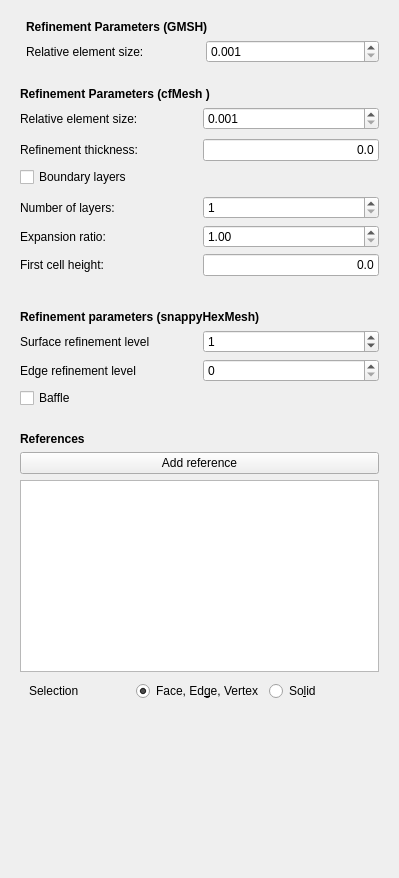
Old version of the form TaskPanelCfdMeshRegion.ui in the repository jaheyns/CfdOF.
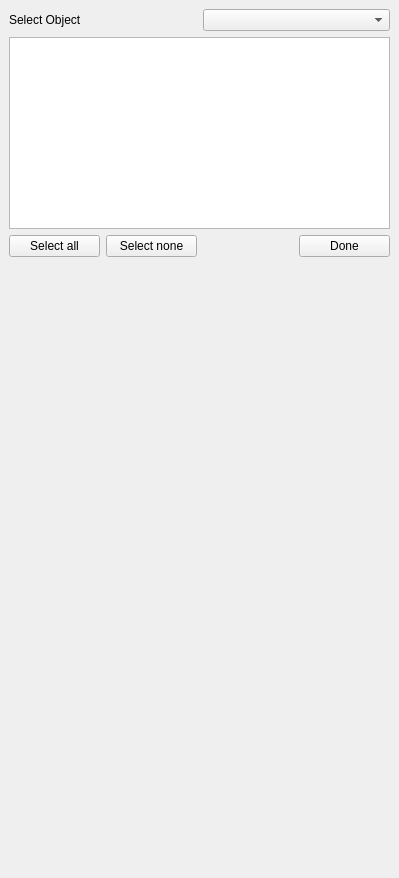
New version of the form. The open tabs and pages were chosen to show the change. Custom widgets are drawn as their Qt base class.

Commit message: CFD: Add face selection list to mesh refinement regions

The edit to the form file:
```diff
--- a/TaskPanelCfdMeshRegion.ui
+++ b/TaskPanelCfdMeshRegion.ui
@@ -14,6 +14,16 @@
    <string>Mesh region</string>
   </property>
   <layout class="QVBoxLayout" name="verticalLayout">
+   <property name="margin">
+    <number>0</number>
+   </property>
+   <item>
+    <widget class="QStackedWidget" name="stackedWidget">
+     <property name="currentIndex">
+      <number>0</number>
+     </property>
+     <widget class="QWidget" name="page_3">
+      <layout class="QVBoxLayout" name="verticalLayout">
    <item>
     <widget class="QFrame" name="gmsh_frame">
      <property name="frameShape">
@@ -406,16 +416,6 @@
       <number>0</number>
      </property>
      <layout class="QGridLayout" name="gridLayout_5">
-      <item row="2" column="0">
-       <widget class="QListWidget" name="list_References"/>
-      </item>
-      <item row="1" column="0">
-       <widget class="QPushButton" name="pushButton_Reference">
-        <property name="text">
-         <string>Add reference</string>
-        </property>
-       </widget>
-      </item>
       <item row="0" column="0">
        <widget class="QLabel" name="label_4">
         <property name="font">
@@ -429,7 +429,10 @@
         </property>
        </widget>
       </item>
-      <item row="3" column="0">
+          <item row="6" column="0" colspan="2">
+           <widget class="QListWidget" name="list_References"/>
+          </item>
+          <item row="8" column="0" colspan="2">
        <widget class="QFrame" name="face_frame">
         <property name="sizePolicy">
          <sizepolicy hsizetype="Preferred" vsizetype="Minimum">
@@ -481,6 +484,20 @@
         </layout>
        </widget>
       </item>
+          <item row="7" column="0">
+           <widget class="QPushButton" name="pushButton_Reference">
+            <property name="text">
+             <string>Add reference</string>
+            </property>
+           </widget>
+          </item>
+          <item row="7" column="1">
+           <widget class="QPushButton" name="faceList">
+            <property name="text">
+             <string>Select from list</string>
+            </property>
+           </widget>
+          </item>
      </layout>
     </widget>
    </item>
@@ -496,6 +513,65 @@
       </size>
      </property>
     </spacer>
+       </item>
+      </layout>
+     </widget>
+     <widget class="QWidget" name="page_4">
+      <layout class="QGridLayout" name="gridLayout_5">
+       <item row="0" column="0">
+        <layout class="QGridLayout" name="gridLayout_4">
+         <item row="0" column="2" colspan="2">
+          <widget class="QComboBox" name="shapeComboBox"/>
+         </item>
+         <item row="1" column="0" rowspan="3" colspan="4">
+          <widget class="QListWidget" name="faceListWidget"/>
+         </item>
+         <item row="0" column="0" colspan="2">
+          <widget class="QLabel" name="label_6">
+           <property name="text">
+            <string>Select Object</string>
+           </property>
+          </widget>
+         </item>
+         <item row="4" column="0">
+          <widget class="QPushButton" name="selectAllButton">
+           <property name="text">
+            <string>Select all</string>
+           </property>
+          </widget>
+         </item>
+         <item row="4" column="1">
+          <widget class="QPushButton" name="selectNoneButton">
+           <property name="text">
+            <string>Select none</string>
+           </property>
+          </widget>
+         </item>
+         <item row="4" column="3">
+          <widget class="QPushButton" name="doneButton">
+           <property name="text">
+            <string>Done</string>
+           </property>
+          </widget>
+         </item>
+        </layout>
+       </item>
+       <item row="1" column="0">
+        <spacer name="verticalSpacer_2">
+         <property name="orientation">
+          <enum>Qt::Vertical</enum>
+         </property>
+         <property name="sizeHint" stdset="0">
+          <size>
+           <width>20</width>
+           <height>40</height>
+          </size>
+         </property>
+        </spacer>
+       </item>
+      </layout>
+     </widget>
+    </widget>
    </item>
   </layout>
  </widget>
```
Left out of the diff: 34 changed lines with no effect on the pictures. Lines whose indentation alone changed are shown as unchanged. The commit also changes 2 other files.
